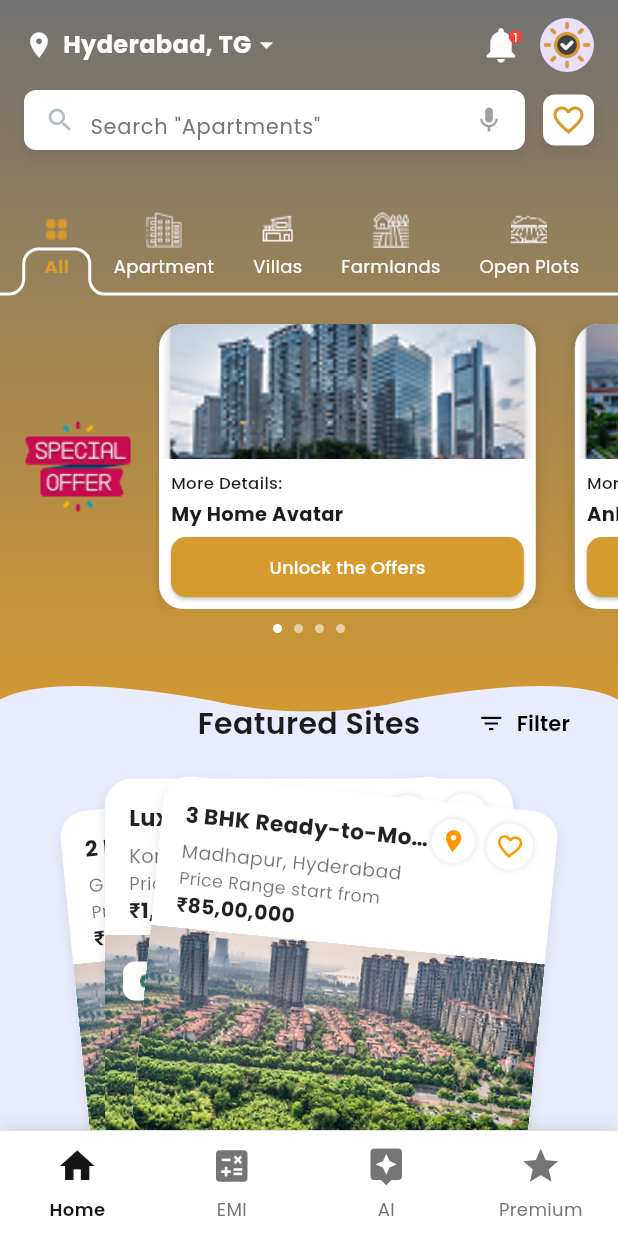
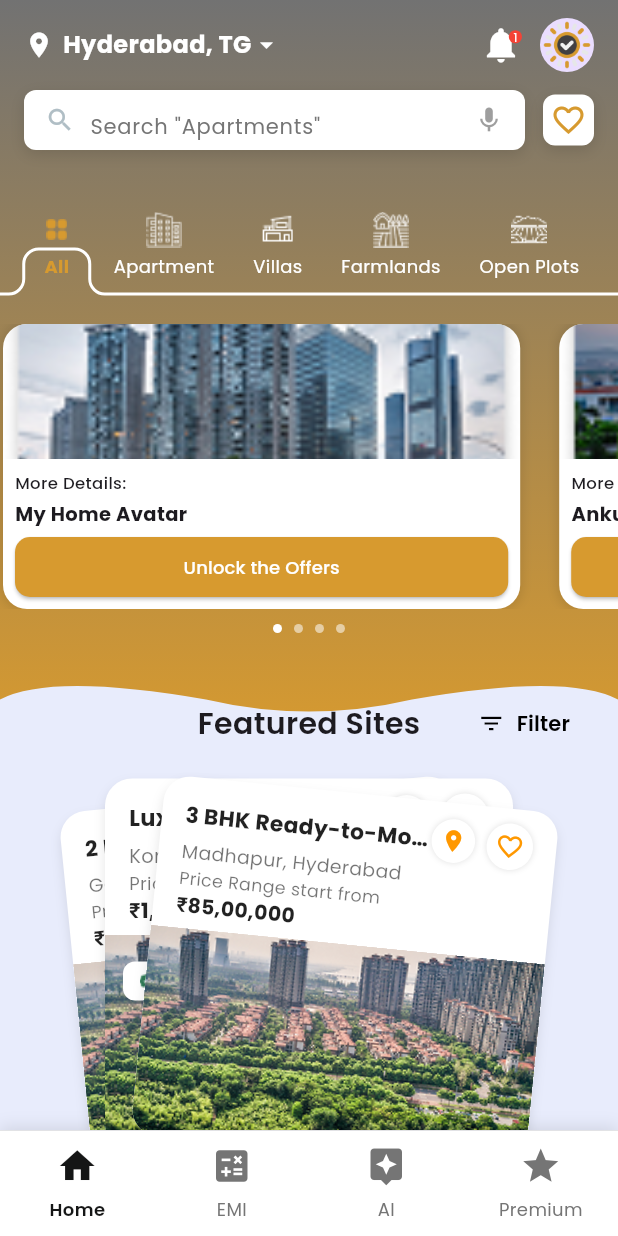
Before and after one commit to bheema-284/realbeez-mobile, a Flutter app: the HomeScreen screen opened directly, on a phone screen of 412 x 824 dp. Run offline on Flutter 3.47's test engine with Material 3 defaults, Android fonts, the phone set to English and light mode, and no system bars; drawn by our look-alikes of smooth_page_indicator; our stand-ins replace flutter_svg, geolocator, google_fonts, google_maps_flutter, shared_preferences, video_player; missing offline and left inert: maplibre_gl; accounts and stored records are empty.

Commit message:
feat: add realbeez ap

```diff
--- a/lib/screens/homescreen/home_screen.dart
+++ b/lib/screens/homescreen/home_screen.dart
@@ -751,21 +751,6 @@ class _HomeScreenState extends State<HomeScreen> {
             height: isSmallScreen ? 170 : 190,
             child: Row(
               children: [
-                Padding(
-                  padding: EdgeInsets.only(left: isSmallScreen ? 8.0 : 12.0),
-                  child: Container(
-                    width: isSmallScreen ? 60 : 80,
-                    height: isSmallScreen ? 60 : 80,
-                    margin: EdgeInsets.only(right: isSmallScreen ? 8 : 12),
-                    decoration: BoxDecoration(
-                      borderRadius: BorderRadius.circular(12),
-                      image: DecorationImage(
-                        image: AssetImage('assets/images/special_offers.png'),
-                        fit: BoxFit.cover,
-                      ),
-                    ),
-                  ),
-                ),
                 Expanded(
                   child: PageView.builder(
                     controller: _pageController,
```
Also changed, not shown: 3 other files.
